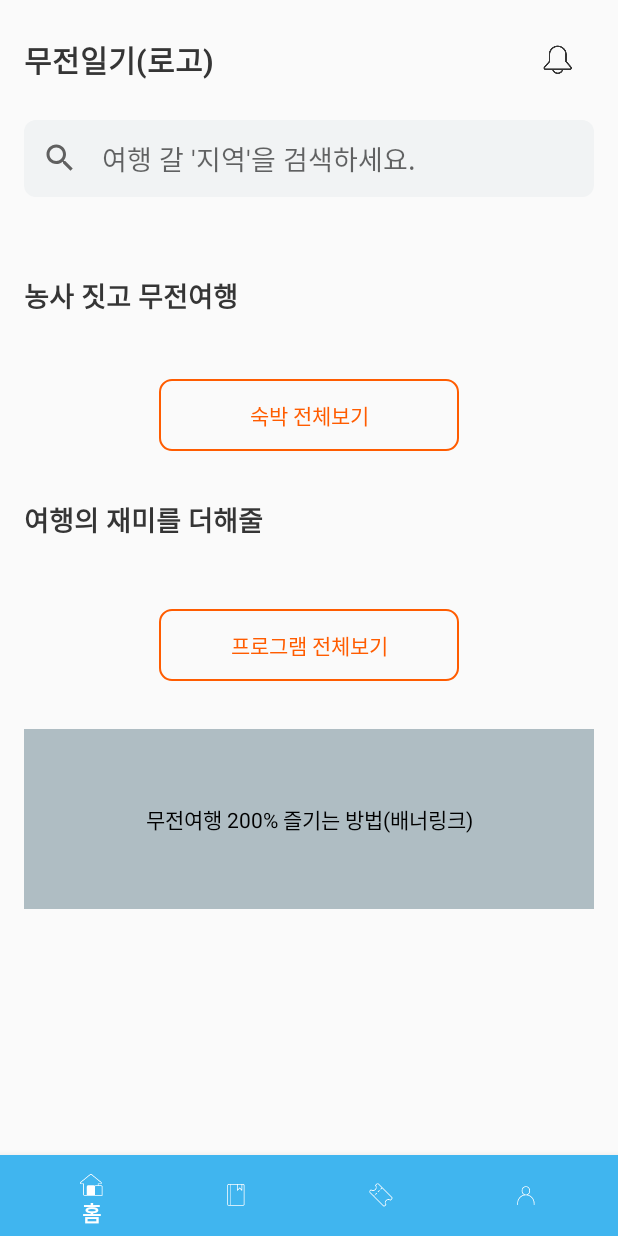
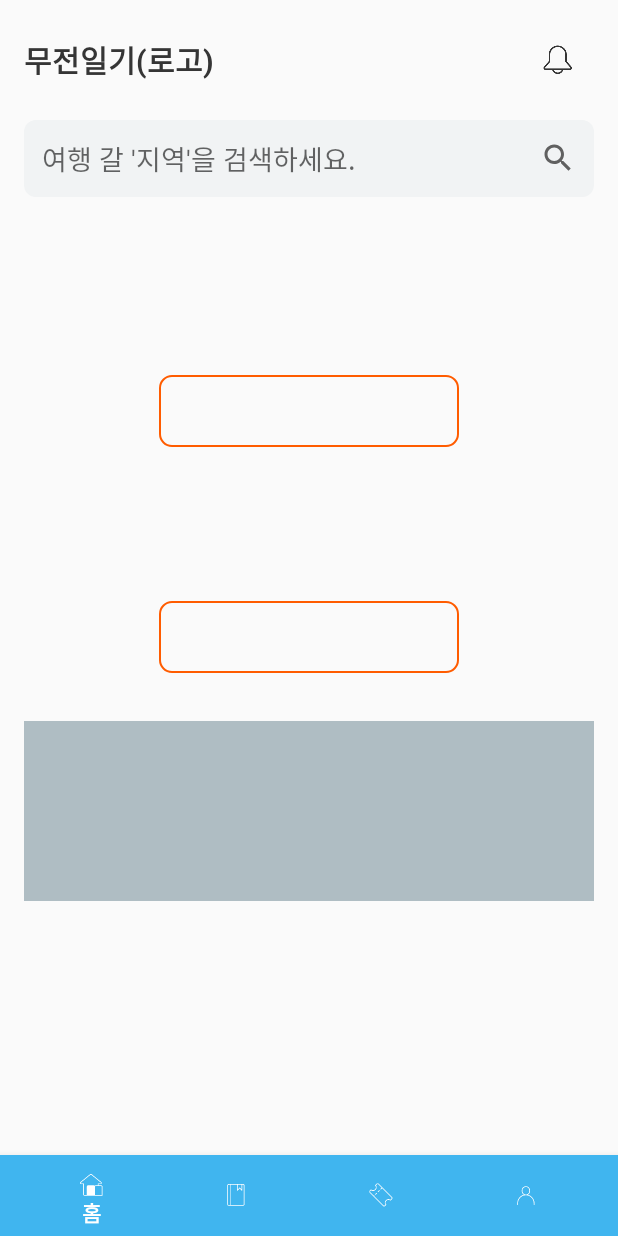
Before and after one commit to mtjin/NoMoneyTrip, an Android app: the screen it shows after launch (MainActivity), on a phone screen of 412 x 824 dp. Run offline under Robolectric (Android 15) with nearby library versions, the phone set to English and light mode, and no system bars; our stand-ins replace RxJava, data binding, navigation-ui; libraries missing offline, so code that uses them is left out: com.skt.

Commit message:
[res, layout] change text drawable start to end and android:text-> tools:text

```diff
--- a/NoMoneyTrip/app/src/main/res/layout/fragment_home.xml
+++ b/NoMoneyTrip/app/src/main/res/layout/fragment_home.xml
@@ -51,7 +51,7 @@
                 android:layout_marginTop="16dp"
                 android:layout_marginBottom="12dp"
                 android:background="@drawable/bg_edit_search_gray"
-                android:drawableLeft="@drawable/ic_search_gray_24dp"
+                android:drawableEnd="@drawable/ic_search_gray_24dp"
                 android:drawablePadding="16dp"
                 android:hint="여행 갈 '지역'을 검색하세요."
                 android:inputType="textEmailAddress"
@@ -72,12 +72,12 @@
                 android:layout_width="wrap_content"
                 android:layout_height="wrap_content"
                 android:layout_marginTop="36dp"
-                android:text="농사 짓고 무전여행"
                 android:textColor="@color/colorWhiteBlack"
                 android:textSize="18sp"
                 android:textStyle="bold"
                 app:layout_constraintStart_toStartOf="@id/et_search"
-                app:layout_constraintTop_toBottomOf="@id/vp_viewpager" />
+                app:layout_constraintTop_toBottomOf="@id/vp_viewpager"
+                tools:text="농사 짓고 무전여행" />
 
             <androidx.recyclerview.widget.RecyclerView
                 android:id="@+id/rv_farming_tours"
@@ -98,23 +98,23 @@
                 android:layout_marginTop="28dp"
                 android:background="@drawable/bg_btn_orange_edge"
                 android:gravity="center"
-                android:text="숙박 전체보기"
                 android:textColor="@color/colorOrange"
                 app:layout_constraintEnd_toEndOf="parent"
                 app:layout_constraintStart_toStartOf="parent"
-                app:layout_constraintTop_toBottomOf="@id/rv_farming_tours" />
+                app:layout_constraintTop_toBottomOf="@id/rv_farming_tours"
+                tools:text="숙박 전체보기" />
 
             <TextView
                 android:id="@+id/tv_more_fun"
                 android:layout_width="wrap_content"
                 android:layout_height="wrap_content"
                 android:layout_marginTop="32dp"
-                android:text="여행의 재미를 더해줄"
                 android:textColor="@color/colorWhiteBlack"
                 android:textSize="18sp"
                 android:textStyle="bold"
                 app:layout_constraintStart_toStartOf="@id/et_search"
-                app:layout_constraintTop_toBottomOf="@id/btn_view_all_lodgment" />
+                app:layout_constraintTop_toBottomOf="@id/btn_view_all_lodgment"
+                tools:text="여행의 재미를 더해줄" />
 
             <androidx.recyclerview.widget.RecyclerView
                 android:id="@+id/rv_more_funs"
@@ -135,11 +135,11 @@
                 android:layout_marginTop="32dp"
                 android:background="@drawable/bg_btn_orange_edge"
                 android:gravity="center"
-                android:text="프로그램 전체보기"
                 android:textColor="@color/colorOrange"
                 app:layout_constraintEnd_toEndOf="parent"
                 app:layout_constraintStart_toStartOf="parent"
-                app:layout_constraintTop_toBottomOf="@id/rv_more_funs" />
+                app:layout_constraintTop_toBottomOf="@id/rv_more_funs"
+                tools:text="프로그램 전체보기" />
 
             <TextView
                 android:id="@+id/tv_banner"
@@ -148,9 +148,9 @@
                 android:layout_marginTop="32dp"
                 android:background="@color/colorWhiteGray"
                 android:gravity="center"
-                android:text="무전여행 200% 즐기는 방법(배너링크)"
                 android:textColor="@color/colorBlack"
-                app:layout_constraintTop_toBottomOf="@id/btn_view_all_program" />
+                app:layout_constraintTop_toBottomOf="@id/btn_view_all_program"
+                tools:text="무전여행 200% 즐기는 방법(배너링크)" />
         </androidx.constraintlayout.widget.ConstraintLayout>
     </ScrollView>
 </layout>
```
